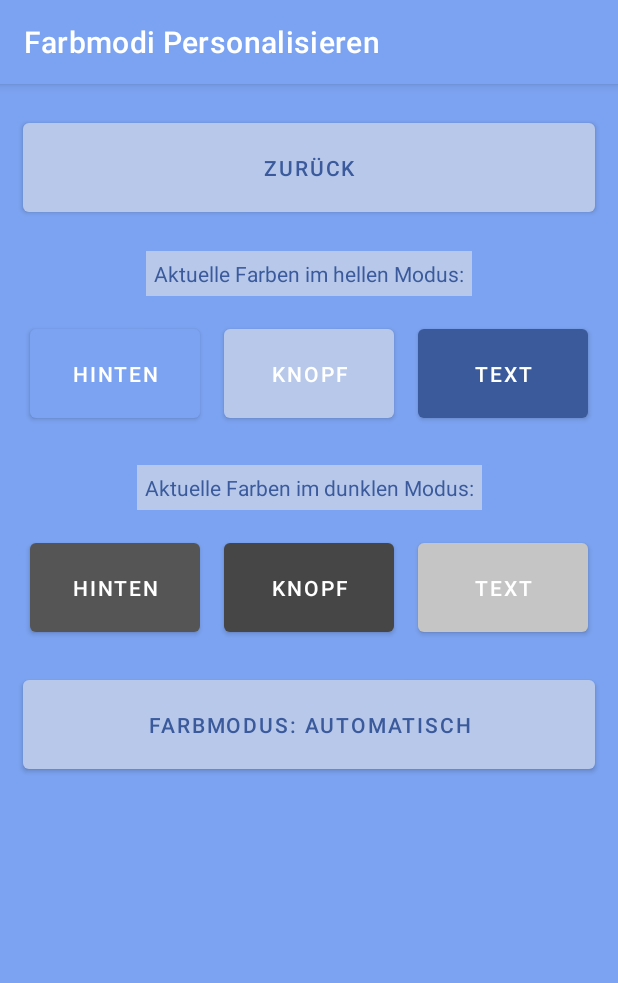
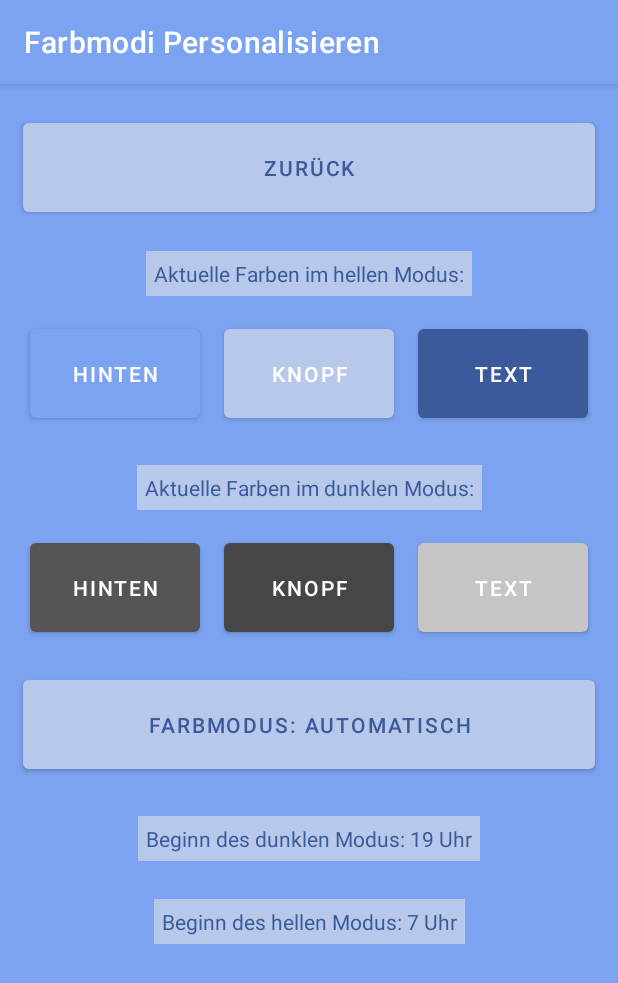
Before and after one commit to Yerionimous2/JulyTimerReworked, an Android app: the customizeColorScheme screen opened through its navigation route, on a phone screen of 412 x 824 dp. Shown: the top 983 px of the screen. Run offline under Robolectric (Android 15) with nearby library versions, the phone set to English and light mode, and no system bars; our stand-ins replace navigation-ui; libraries missing offline, so code that uses them is left out: yuku.ambilwarna.

Commit message:
Fixed #19: Now the Color scheme customizing works.

```diff
--- a/app/build.gradle
+++ b/app/build.gradle
@@ -10,8 +10,8 @@ android {
         applicationId "com.example.julytimerreworked"
         minSdk 24
         targetSdk 33
-        versionCode 12
-        versionName "2.5.1"
+        versionCode 13
+        versionName "2.5.2"
 
         testInstrumentationRunner "androidx.test.runner.AndroidJUnitRunner"
     }
--- a/app/src/main/java/com/example/julytimerreworked/StringCompiler.java
+++ b/app/src/main/java/com/example/julytimerreworked/StringCompiler.java
@@ -321,4 +321,16 @@ public class StringCompiler {
         }
         return result;
     }
+
+    public static String getStartDarkModeText(JulyTimersave save, Context context) {
+        String result = context.getString(R.string.beginDarkMode);
+        result += " " + save.getDarkMode()[0] + " " + context.getString(R.string.oClock);
+        return result;
+    }
+
+    public static String getEndDarkModeText(JulyTimersave save, Context context) {
+        String result = context.getString(R.string.endDarkMode);
+        result += " " + save.getDarkMode()[1] + " " + context.getString(R.string.oClock);
+        return result;
+    }
 }
--- a/app/src/main/java/com/example/julytimerreworked/customizeColorScheme.java
+++ b/app/src/main/java/com/example/julytimerreworked/customizeColorScheme.java
@@ -1,5 +1,6 @@
 package com.example.julytimerreworked;
 
+import android.app.TimePickerDialog;
 import android.graphics.Color;
 import android.os.Bundle;
 import android.view.LayoutInflater;
@@ -29,11 +30,24 @@ public class customizeColorScheme extends Fragment {
         removeBackArrow();
         JulyTimersave save = saveExec.load(view.getContext());
         setButtonListeners();
-        setButtonText(save);
+        setTexts(save);
         changeColors(save);
         setBackgroundImage(save);
         showAutomaticText(save.getDarkMode()[2]);
         return view;
+    }
+
+    private void setTexts(JulyTimersave save) {
+        setButtonText(save);
+        setTextViewTexts(save);
+    }
+
+    private void setTextViewTexts(JulyTimersave save) {
+        TextView darkModeStartTimeLabel = view.findViewById(R.id.darkModeStartTimeLabel);
+        TextView darkModeEndTimeLabel = view.findViewById(R.id.darkModeEndTimeLabel);
+
+        darkModeStartTimeLabel.setText(StringCompiler.getStartDarkModeText(save, view.getContext()));
+        darkModeEndTimeLabel.setText(StringCompiler.getEndDarkModeText(save, view.getContext()));
     }
 
     private void removeBackArrow() {
@@ -54,6 +68,40 @@ public class customizeColorScheme extends Fragment {
         }
     }
 
+    // Füge dies innerhalb deiner Aktivität oder deines Fragments hinzu, wo du den Code oben verwendest
+    TimePickerDialog.OnTimeSetListener timeSetListenerStart = (view, hourOfDay, minute) -> {
+        JulyTimersave save = saveExec.load(view.getContext());
+        Integer[] m = save.getDarkMode();
+        m[0] = hourOfDay;
+        save.setDarkMode(m);
+        saveExec.save(save, view.getContext());
+        setTextViewTexts(save);
+        changeColors(save);
+    };
+
+    // Füge dies innerhalb deiner Aktivität oder deines Fragments hinzu, wo du den Code oben verwendest
+    TimePickerDialog.OnTimeSetListener timeSetListenerEnd = (view, hourOfDay, minute) -> {
+        JulyTimersave save = saveExec.load(view.getContext());
+        Integer[] m = save.getDarkMode();
+        m[1] = hourOfDay;
+        save.setDarkMode(m);
+        saveExec.save(save, view.getContext());
+        setTextViewTexts(save);
+        changeColors(save);
+    };
+
+    // Funktion, um den TimePickerDialog zu zeigen
+    private void showTimePickerDialog(TimePickerDialog.OnTimeSetListener listener, int startHour) {
+        TimePickerDialog timePickerDialog = new TimePickerDialog(
+                requireContext(),
+                listener,
+                startHour, // Stunde
+                0, // Minute (Ignoriert, da wir nur Stunden anzeigen)
+                true // 24-Stunden-Format verwenden
+        );
+        timePickerDialog.show();
+    }
+
     private void setButtonListeners() {
         JulyTimersave save = saveExec.load(view.getContext());
 
@@ -65,6 +113,18 @@ public class customizeColorScheme extends Fragment {
         Button btChangeBrightButton = view.findViewById(R.id.brightModeButtonColorButton);
         Button btChangeBrightText = view.findViewById(R.id.brightModeTextColorButton);
         Button btChangeBrightBackground = view.findViewById(R.id.brightModeBackgroundColorButton);
+        TextView darkModeStartTimeLabel = view.findViewById(R.id.darkModeStartTimeLabel);
+        TextView darkModeEndTimeLabel = view.findViewById(R.id.darkModeEndTimeLabel);
+
+        darkModeStartTimeLabel.setOnClickListener(v -> {
+            // Öffne den TimePickerDialog für den Startzeitpunkt
+            showTimePickerDialog(timeSetListenerStart, save.getDarkMode()[0]);
+        });
+
+        darkModeEndTimeLabel.setOnClickListener(v -> {
+            // Öffne den TimePickerDialog für den Endzeitpunkt
+            showTimePickerDialog(timeSetListenerEnd, save.getDarkMode()[1]);
+        });
 
         int darkButtonColor = Color.parseColor(save.getDarkColorScheme()[0]);
         int darkTextColor = Color.parseColor(save.getDarkColorScheme()[1]);
@@ -187,10 +247,14 @@ public class customizeColorScheme extends Fragment {
     }
 
     private void showAutomaticText(int mode) {
+        TextView darkModeStartTimeLabel = view.findViewById(R.id.darkModeStartTimeLabel);
+        TextView darkModeEndTimeLabel = view.findViewById(R.id.darkModeEndTimeLabel);
         if(mode == 0) {
-            //TODO: Show the texts
+            darkModeStartTimeLabel.setVisibility(View.VISIBLE);
+            darkModeEndTimeLabel.setVisibility(View.VISIBLE);
         } else {
-            //TODO: Hide the texts
+            darkModeStartTimeLabel.setVisibility(View.INVISIBLE);
+            darkModeEndTimeLabel.setVisibility(View.INVISIBLE);
         }
     }
 
@@ -241,6 +305,8 @@ public class customizeColorScheme extends Fragment {
 
         TextView brightModeLabel = view.findViewById(R.id.brightModeButtonsText);
         TextView darkModeLabel = view.findViewById(R.id.darkModeButtonsText);
+        TextView darkModeStartTimeLabel = view.findViewById(R.id.darkModeStartTimeLabel);
+        TextView darkModeEndTimeLabel = view.findViewById(R.id.darkModeEndTimeLabel);
 
         View layout = view.findViewById(R.id.customizeColorSchemeLayout);
 
@@ -251,8 +317,12 @@ public class customizeColorScheme extends Fragment {
 
         brightModeLabel.setBackgroundColor(buttonColor);
         darkModeLabel.setBackgroundColor(buttonColor);
+        darkModeStartTimeLabel.setBackgroundColor(buttonColor);
+        darkModeEndTimeLabel.setBackgroundColor(buttonColor);
         brightModeLabel.setTextColor(textColor);
         darkModeLabel.setTextColor(textColor);
+        darkModeStartTimeLabel.setTextColor(textColor);
+        darkModeEndTimeLabel.setTextColor(textColor);
 
         layout.setBackgroundColor(backgroundColor);
     }
--- a/app/src/main/res/layout/color_scheme_customize.xml
+++ b/app/src/main/res/layout/color_scheme_customize.xml
@@ -190,6 +190,10 @@
         app:layout_constraintTop_toBottomOf="@+id/customizeColorSchemeChangeButton"
         app:layout_constraintStart_toStartOf="parent"
         app:layout_constraintEnd_toEndOf="parent"
+        android:paddingTop="5dp"
+        android:paddingBottom="5dp"
+        android:paddingLeft="5dp"
+        android:paddingRight="5dp"
         android:layout_marginTop="25dp"/>
 
     <TextView
@@ -199,5 +203,9 @@
         app:layout_constraintTop_toBottomOf="@+id/darkModeStartTimeLabel"
         app:layout_constraintStart_toStartOf="parent"
         app:layout_constraintEnd_toEndOf="parent"
+        android:paddingTop="5dp"
+        android:paddingBottom="5dp"
+        android:paddingLeft="5dp"
+        android:paddingRight="5dp"
         android:layout_marginTop="25dp"/>
 </androidx.constraintlayout.widget.ConstraintLayout>
--- a/app/src/main/res/values/strings.xml
+++ b/app/src/main/res/values/strings.xml
@@ -44,4 +44,8 @@
     <string name="dark">dunkel</string>
     <string name="bright">hell</string>
     <string name="automatic">automatisch</string>
+
+    <string name="beginDarkMode">Beginn des dunklen Modus:</string>
+    <string name="endDarkMode">Beginn des hellen Modus:</string>
+    <string name="oClock">Uhr</string>
 </resources>
```
Also changed, not shown: 1 other file.
